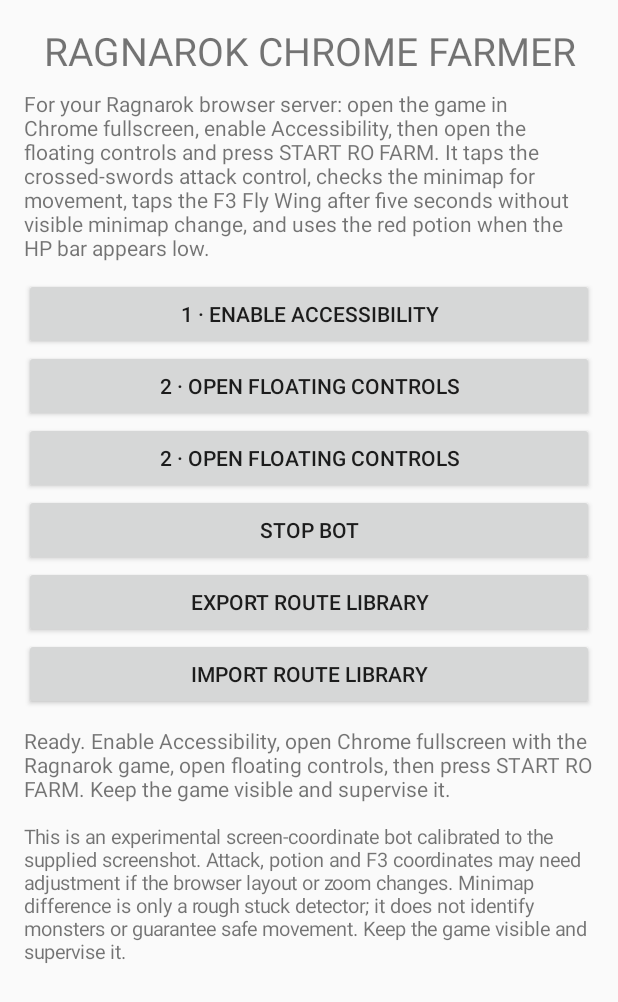
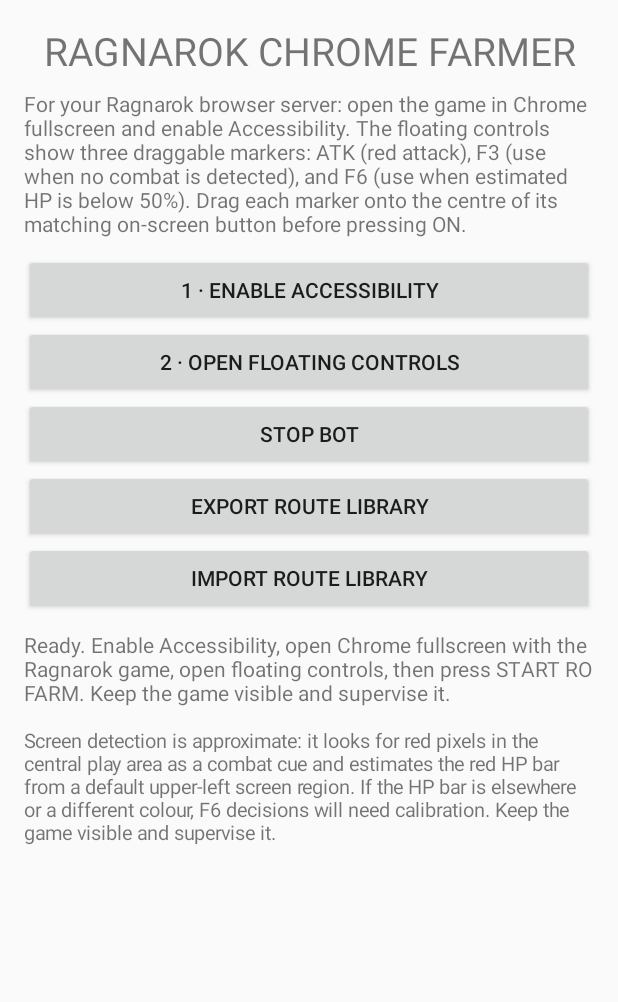
Before and after one commit to imcrackedpixel/Torch, an Android app: the screen it shows after launch (MainActivity), on a phone screen of 412 x 824 dp. Shown: the top 1002 px of the screen. Run offline under Robolectric (Android 15) with nearby library versions, the phone set to English and light mode, and no system bars.

Commit message:
Update Ragnarok farmer setup and remove duplicate controls button

```diff
--- a/torchlight-bot/src/main/java/com/imcrackedpixel/torchlightbot/MainActivity.kt
+++ b/torchlight-bot/src/main/java/com/imcrackedpixel/torchlightbot/MainActivity.kt
@@ -22,7 +22,7 @@ class MainActivity : Activity() {
             gravity = Gravity.CENTER
         })
         root.addView(TextView(this).apply {
-            text = "For your Ragnarok browser server: open the game in Chrome fullscreen, enable Accessibility, then open the floating controls and press START RO FARM. It taps the crossed-swords attack control, checks the minimap for movement, taps the F3 Fly Wing after five seconds without visible minimap change, and uses the red potion when the HP bar appears low."
+            text = "For your Ragnarok browser server: open the game in Chrome fullscreen and enable Accessibility. The floating controls show three draggable markers: ATK (red attack), F3 (use when no combat is detected), and F6 (use when estimated HP is below 50%). Drag each marker onto the centre of its matching on-screen button before pressing ON."
             textSize = 14f
             setPadding(0, 12, 0, 16)
         })
@@ -34,14 +34,7 @@ class MainActivity : Activity() {
             text = "2 · OPEN FLOATING CONTROLS"
             setOnClickListener {
                 sendBroadcast(Intent(BotAccessibilityService.ACTION_SHOW).setPackage(packageName))
-                status.text = "Floating controls requested. Switch to Torchlight and use the on-screen panel."
-            }
-        })
-        root.addView(Button(this).apply {
-            text = "2 · OPEN FLOATING CONTROLS"
-            setOnClickListener {
-                sendBroadcast(Intent(BotAccessibilityService.ACTION_SHOW).setPackage(packageName))
-                status.text = "Floating controls requested. Switch to Chrome and press ON."
+                status.text = "Floating controls requested. Switch to Chrome, position ATK/F3/F6 markers, then press ON."
             }
         })
         root.addView(Button(this).apply {
@@ -83,7 +76,7 @@ class MainActivity : Activity() {
         }
         root.addView(status)
         root.addView(TextView(this).apply {
-            text = "This is an experimental screen-coordinate bot calibrated to the supplied screenshot. Attack, potion and F3 coordinates may need adjustment if the browser layout or zoom changes. Minimap difference is only a rough stuck detector; it does not identify monsters or guarantee safe movement. Keep the game visible and supervise it."
+            text = "Screen detection is approximate: it looks for red pixels in the central play area as a combat cue and estimates the red HP bar from a default upper-left screen region. If the HP bar is elsewhere or a different colour, F6 decisions will need calibration. Keep the game visible and supervise it."
             textSize = 13f
             setPadding(0, 12, 0, 12)
         })
```
